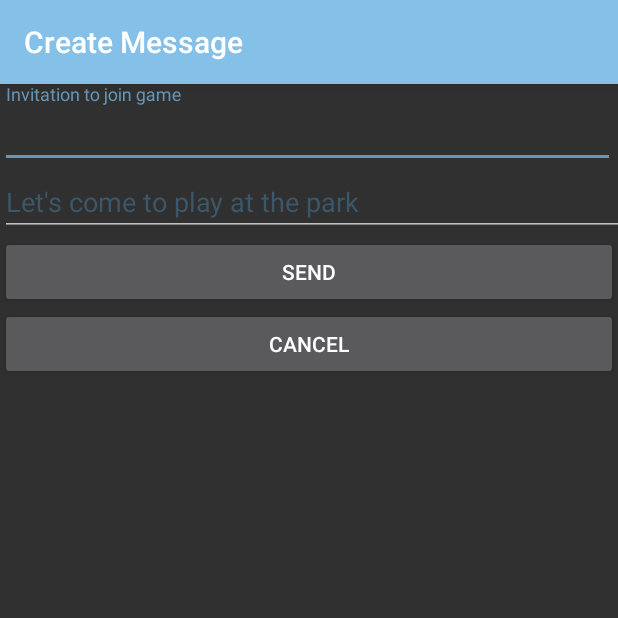
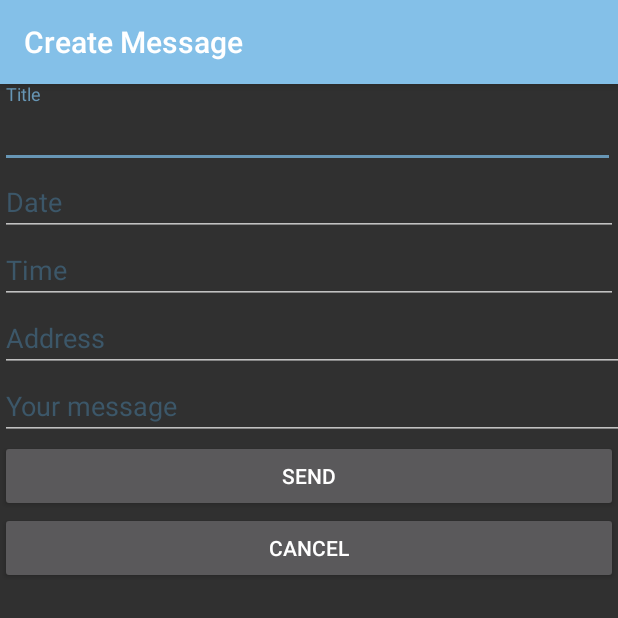
Before and after one commit to ngailapdi/GTScore, an Android app: the CreateMessageActivity screen opened directly, with no data from a screen before it, on a phone screen of 412 x 824 dp, the top half of it. Run offline under Robolectric (Android 15) with nearby library versions, the phone set to English and light mode, and no system bars; our stand-ins replace Firebase (no records; nobody signed in at launch, a user with empty details on screens opened directly).

Commit message:
notification

```diff
--- a/app/src/main/AndroidManifest.xml
+++ b/app/src/main/AndroidManifest.xml
@@ -56,7 +56,7 @@
             </intent-filter>
         </service>
         <activity android:name=".AddContactActivity"
-            android:label="@string/title_activity_match"></activity>
+            android:label="@string/title_activity_add_contact"></activity>
 
 
 
--- a/app/src/main/java/com/example/ngailapdi/gtscore/AddContactMessageActivity.java
+++ /dev/null
@@ -1,4 +0,0 @@
-package com.example.ngailapdi.gtscore;
-
-class AddContactMessageActivity {
-}
--- a/app/src/main/java/com/example/ngailapdi/gtscore/AddGameActivity.java
+++ b/app/src/main/java/com/example/ngailapdi/gtscore/AddGameActivity.java
@@ -26,9 +26,9 @@ public class AddGameActivity extends AppCompatActivity {
     @Override
     protected void onCreate(Bundle savedInstanceState) {
         super.onCreate(savedInstanceState);
-        setContentView(R.layout.activity_add_game);
-        inputName = (EditText) findViewById(R.id.nameGameText);
-        description = (EditText) findViewById(R.id.descriptionGameText);
+        setContentView(R.layout.activity_create_invite_message);
+        inputName = (EditText) findViewById(R.id.message_title);
+        description = (EditText) findViewById(R.id.message);
         save = (Button) findViewById(R.id.saveButton);
         cancel = (Button) findViewById(R.id.cancelButton);
         database = FirebaseDatabase.getInstance().getReference();
--- a/app/src/main/java/com/example/ngailapdi/gtscore/CreateMessageActivity.java
+++ b/app/src/main/java/com/example/ngailapdi/gtscore/CreateMessageActivity.java
@@ -18,8 +18,11 @@ import java.util.Map;
 
 
 public class CreateMessageActivity extends AppCompatActivity {
-        private EditText inputName;
-        private EditText description;
+        private EditText messageTitle;
+        private EditText message;
+        private EditText address;
+        private EditText date;
+        private EditText time;
         private Button save;
         private Button cancel;
 
@@ -32,9 +35,12 @@ public class CreateMessageActivity extends AppCompatActivity {
             Intent intent = getIntent();
             final String senderID = intent.getStringExtra("senderID");
             final String receiverID = intent.getStringExtra("receiverID");
-            setContentView(R.layout.activity_add_game);
-            inputName = (EditText) findViewById(R.id.nameGameText);
-            description = (EditText) findViewById(R.id.descriptionGameText);
+            setContentView(R.layout.activity_create_invite_message);
+            messageTitle = (EditText) findViewById(R.id.message_title);
+            message = (EditText) findViewById(R.id.message);
+            address = (EditText) findViewById(R.id.address);
+            date = (EditText) findViewById(R.id.date);
+            time = (EditText) findViewById(R.id.time);
             save = (Button) findViewById(R.id.saveButton);
             cancel = (Button) findViewById(R.id.cancelButton);
             database = FirebaseDatabase.getInstance().getReference();
@@ -45,7 +51,10 @@ public class CreateMessageActivity extends AppCompatActivity {
                 public void onClick(View view) {
                     if (attemptSave()) {
                         sendInvitationToUser(senderID, receiverID,
-                                "From: " + senderID + " " + description.getText().toString(), inputName.getText().toString());
+                                "From: " + senderID + " " + message.getText().toString() + ". Date:  " + date.getText().toString()
+                                + ". Time: " + time.getText().toString() + ". Location: " + address.getText().toString(),
+                                messageTitle.getText().toString(), date.getText().toString(),
+                                time.getText().toString(), address.getText().toString());
 
                     }
                     updateUI(user);
@@ -64,13 +73,17 @@ public class CreateMessageActivity extends AppCompatActivity {
 
         }
 
-    public void sendInvitationToUser(String senderID, String uid, final String message, final String title) {
+    public void sendInvitationToUser(String senderID, String uid, final String message,
+                                     final String title, final String date, final String time, final String address) {
         DatabaseReference databaseInvitation = FirebaseDatabase.getInstance().getReference()
                 .child("Notifications/" + uid);
         Map<String, Object> invitation = new HashMap<>();
         invitation.put("message", message);
         invitation.put("title", title);
         invitation.put("sender", senderID);
+        invitation.put("date", date);
+        invitation.put("time", time);
+        invitation.put("address", address);
         databaseInvitation.push().setValue(invitation);
     }
 
--- a/app/src/main/java/com/example/ngailapdi/gtscore/GameActivity.java
+++ b/app/src/main/java/com/example/ngailapdi/gtscore/GameActivity.java
@@ -30,7 +30,7 @@ public class GameActivity extends AppCompatActivity {
         final String gameName = intent.getStringExtra("gameName");
         final String gameID = intent.getStringExtra("gameID");
         final String gameDescription = intent.getStringExtra("gameDescription");
-        nameGame = (TextView) findViewById(R.id.nameGameText);
+        nameGame = (TextView) findViewById(R.id.message_title);
         nameGame.setText(gameName);
         matchList = new ArrayList<>();
         matchListName = new ArrayList<>();
--- a/app/src/main/java/com/example/ngailapdi/gtscore/MainActivity.java
+++ b/app/src/main/java/com/example/ngailapdi/gtscore/MainActivity.java
@@ -30,6 +30,9 @@ public class MainActivity extends AppCompatActivity {
                 case R.id.ongoing:
                     selectedFrag = new CreateMatchFragment();
                     break;
+                case R.id.notification:
+                    selectedFrag = new NotificationFragment();
+                    break;
 
             }
             getSupportFragmentManager().beginTransaction().replace(R.id.profile_frag,selectedFrag).commit();
--- a/app/src/main/res/layout/activity_add_game.xml
+++ b/app/src/main/res/layout/activity_create_invite_message.xml
@@ -8,19 +8,44 @@
         android:layout_height="wrap_content">
 
         <android.support.design.widget.TextInputEditText
-            android:id="@+id/nameGameText"
+            android:id="@+id/message_title"
             android:layout_width="410dp"
             android:layout_height="wrap_content"
-            android:hint="Invitation to join game" />
+            android:hint="Title" />
     </android.support.design.widget.TextInputLayout>
 
     <EditText
-        android:id="@+id/descriptionGameText"
+        android:id="@+id/date"
+        android:layout_width="match_parent"
+        android:layout_height="wrap_content"
+        android:ems="10"
+        android:hint="Date"
+        android:inputType="date" />
+
+    <EditText
+        android:id="@+id/time"
+        android:layout_width="match_parent"
+        android:layout_height="wrap_content"
+        android:ems="10"
+        android:hint="Time"
+        android:inputType="time" />
+
+    <EditText
+        android:id="@+id/address"
         android:layout_width="433dp"
         android:layout_height="wrap_content"
         android:ems="10"
-        android:hint="Let's come to play at the park"
+        android:hint="Address"
         android:inputType="textMultiLine" />
+
+    <EditText
+        android:id="@+id/message"
+        android:layout_width="433dp"
+        android:layout_height="wrap_content"
+        android:ems="10"
+        android:hint="Your message"
+        android:inputType="textMultiLine" />
+
 
     <Button
         android:id="@+id/saveButton"
--- a/app/src/main/res/layout/activity_game.xml
+++ b/app/src/main/res/layout/activity_game.xml
@@ -8,7 +8,7 @@
     android:background="@color/colorPrimaryDark">
 
     <TextView
-        android:id="@+id/nameGameText"
+        android:id="@+id/message_title"
         android:layout_width="303dp"
         android:layout_height="49dp"
         android:layout_marginStart="8dp"
@@ -32,7 +32,7 @@
         app:layout_constraintBottom_toBottomOf="parent"
         app:layout_constraintEnd_toEndOf="parent"
         app:layout_constraintStart_toStartOf="parent"
-        app:layout_constraintTop_toBottomOf="@+id/nameGameText"
+        app:layout_constraintTop_toBottomOf="@+id/message_title"
         app:layout_constraintVertical_bias="0.029" />
 
     <Button
--- a/app/src/main/res/menu/bottom_navigation.xml
+++ b/app/src/main/res/menu/bottom_navigation.xml
@@ -22,6 +22,10 @@
         android:id="@+id/ongoing"
         android:icon="@drawable/ic_games_black_24dp"
         android:title="Ongoing" />
+    <item
+        android:id="@+id/notification"
+        android:icon="@drawable/ic_notifications_black_24dp"
+        android:title="Notification" />
 
 
 
--- a/app/src/main/res/values/strings.xml
+++ b/app/src/main/res/values/strings.xml
@@ -38,5 +38,6 @@
 
     <string name="notifications_admin_channel_name">GTScore</string>
     <string name="notifications_admin_channel_description">CS4261</string>
+    <string name="title_activity_add_contact">Add Contact</string>
 
 </resources>
```
Also changed, not shown: app/src/main/java/com/example/ngailapdi/gtscore/AddContactActivity.java (+16 -13 lines), app/src/main/java/com/example/ngailapdi/gtscore/NotificationFragment.java (added, +247 -0 lines), app/src/main/res/layout/fragment_notification.xml (added, +11 -0 lines), app/src/main/res/layout/list_notification.xml (added, +31 -0 lines), 1 other file.
